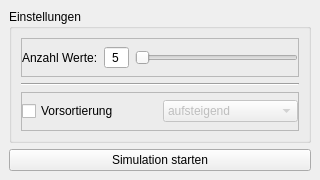
Qt form view/ConfiguratorView.ui (SortC/SortC) before a commit.
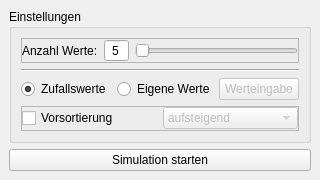
The same form after that commit. Icons and pictures are not drawn.

Commit message: Eigene Werte eingeben [buggy]

The edit to the form file:
```diff
--- a/view/ConfiguratorView.ui
+++ b/view/ConfiguratorView.ui
@@ -110,6 +110,37 @@
          </property>
         </widget>
        </item>
+       <item>
+        <layout class="QHBoxLayout" name="horizontalLayout_2">
+         <item>
+          <widget class="QRadioButton" name="radioButtonRandomValues">
+           <property name="text">
+            <string>Zufallswerte</string>
+           </property>
+           <property name="checked">
+            <bool>true</bool>
+           </property>
+          </widget>
+         </item>
+         <item>
+          <widget class="QRadioButton" name="radioButtonOwnValues">
+           <property name="text">
+            <string>Eigene Werte</string>
+           </property>
+          </widget>
+         </item>
+         <item>
+          <widget class="QPushButton" name="btnOwnValues">
+           <property name="enabled">
+            <bool>false</bool>
+           </property>
+           <property name="text">
+            <string>Werteingabe</string>
+           </property>
+          </widget>
+         </item>
+        </layout>
+       </item>
        <item>
         <widget class="QFrame" name="presortFrame">
          <property name="frameShape">
```
The commit also changes 9 other files.
